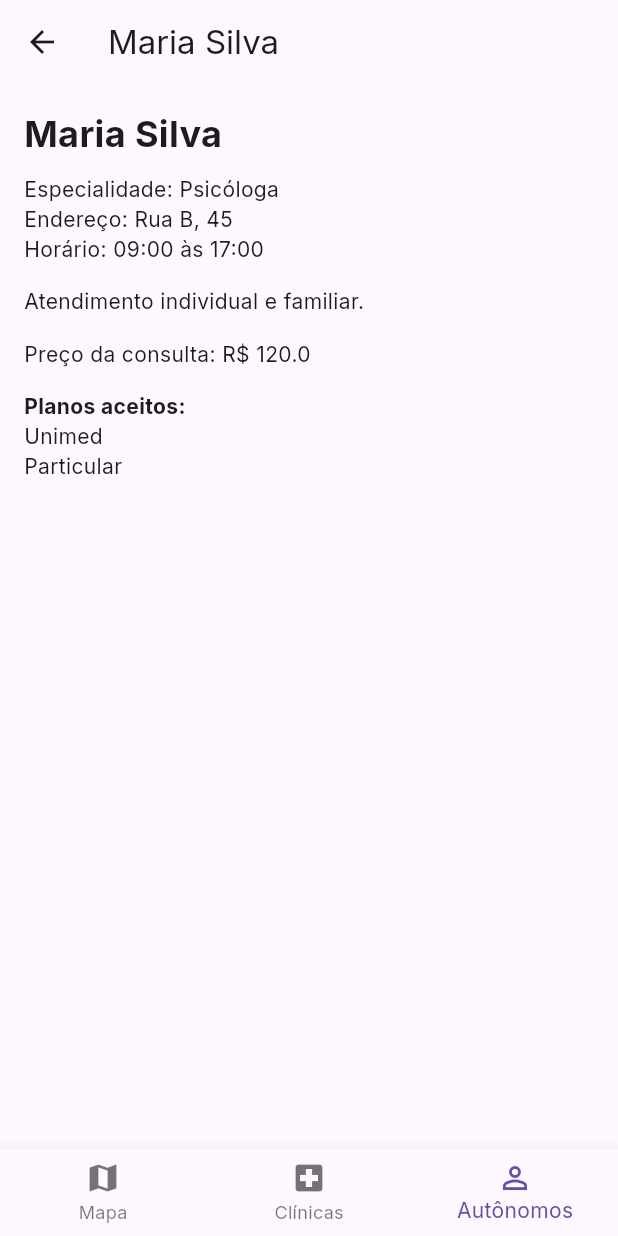
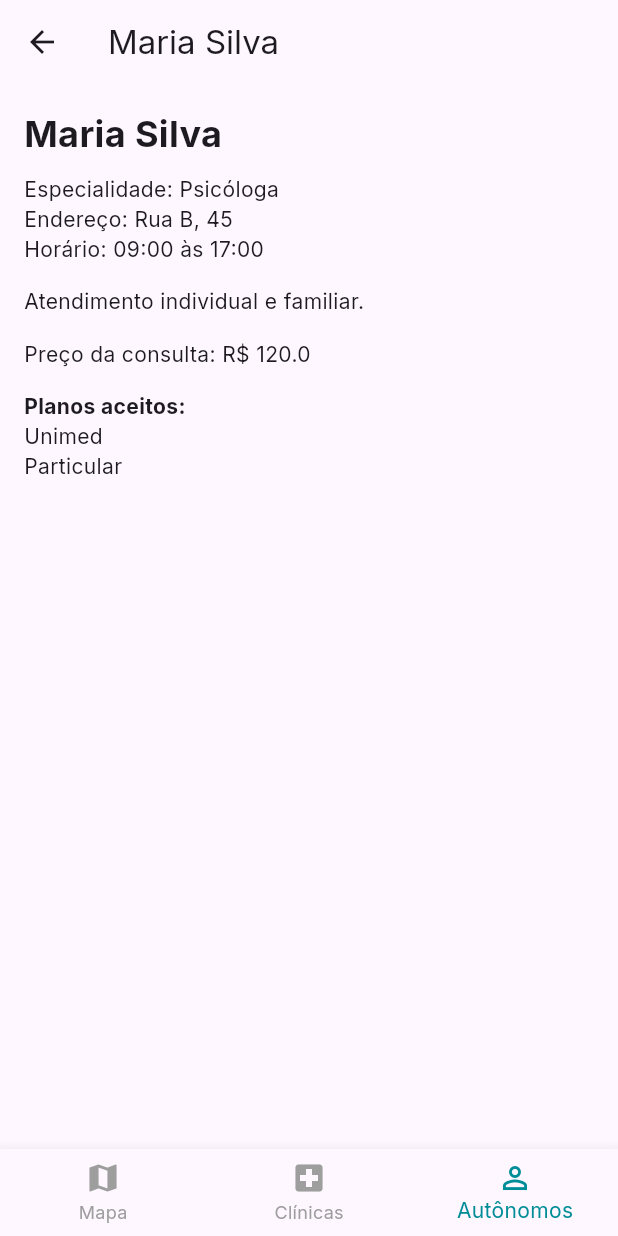
Before and after one commit to IsraellGaribaldi/Aplicativo_Disque_Suicidio, a Flutter app: the MapPage screen opened directly, item 3 of the bottom bar chosen, on a phone screen of 412 x 824 dp. Run offline on Flutter 3.47's test engine with Material 3 defaults, Android fonts, the phone set to English and light mode, and no system bars; our stand-ins replace google_fonts, google_maps_flutter, sqflite; accounts and stored records are empty.

Commit message:
mais algumas mudanças

```diff
--- a/lib/controllers/clinicas_controller.dart
+++ b/lib/controllers/clinicas_controller.dart
@@ -11,6 +11,8 @@ class ClinicasController extends ChangeNotifier {
         descricao: 'Atendimento psicológico e psiquiátrico.',
         nota: 4.8,
         planos: ['Unimed', 'Hapvida', 'Geap'],
+        latitude: -7.1195,
+        longitude: -34.8450,
       ),
 
       Clinica(
@@ -20,6 +22,8 @@ class ClinicasController extends ChangeNotifier {
         descricao: 'Especializada em saúde mental.',
         nota: 4.6,
         planos: ['Bradesco', 'SulAmérica'],
+        latitude: -7.1200,
+        longitude: -34.8460,
       ),
     ];
   }
--- a/lib/pages/home/mapa_inicio.dart
+++ b/lib/pages/home/mapa_inicio.dart
@@ -10,6 +10,8 @@ class _MapPageState extends State<MapPage> {
   late GoogleMapController mapController;
 
   final LatLng _centro = const LatLng(-7.1195, -34.8450);
+
+  final TextEditingController searchController = TextEditingController();
 
   final Set<Marker> _marcadores = {
     const Marker(
@@ -29,7 +31,31 @@ class _MapPageState extends State<MapPage> {
   @override
   Widget build(BuildContext context) {
     final telas = [
-      GoogleMap(
+  Column(
+  children: [
+    Padding(
+      padding: const EdgeInsets.all(10),
+      child: Container(
+        margin: const EdgeInsets.all(16),
+        decoration: BoxDecoration(
+          borderRadius: BorderRadius.circular(30),
+        ),
+        child: TextField(
+          controller: searchController,
+          decoration: const InputDecoration(
+            hintText: "Pesquisar local",
+            prefixIcon: Icon(Icons.search),
+            border: InputBorder.none,
+            contentPadding: EdgeInsets.symmetric(
+              vertical: 15,
+            ),
+          ),
+        ),
+      ),
+    ),
+
+      Expanded(
+        child: GoogleMap(
           onMapCreated: _onMapCreated,
           initialCameraPosition: CameraPosition(
             target: _centro,
@@ -39,6 +65,10 @@ class _MapPageState extends State<MapPage> {
           myLocationEnabled: true,
           zoomControlsEnabled: true,
         ),
+      ),
+    ],
+  ),
+
   ClinicaPage(),
   AutonomoPage(),
   ];
@@ -46,6 +76,10 @@ class _MapPageState extends State<MapPage> {
     return Scaffold(
       body: telas[_paginaAtual],
       bottomNavigationBar: BottomNavigationBar(
+
+        selectedItemColor: Color(0xFF008D97),
+        unselectedItemColor: Colors.grey,
+
         currentIndex: _paginaAtual,
         onTap: (index) {
           setState(() {
```
Lines whose indentation alone changed are shown as unchanged.
